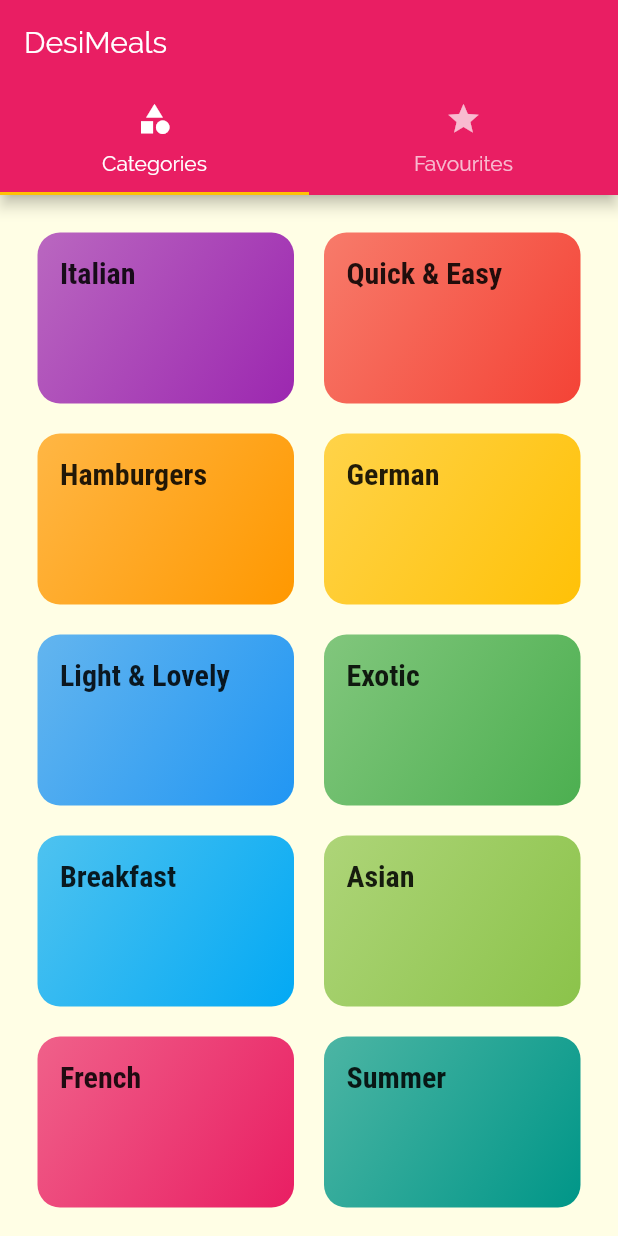
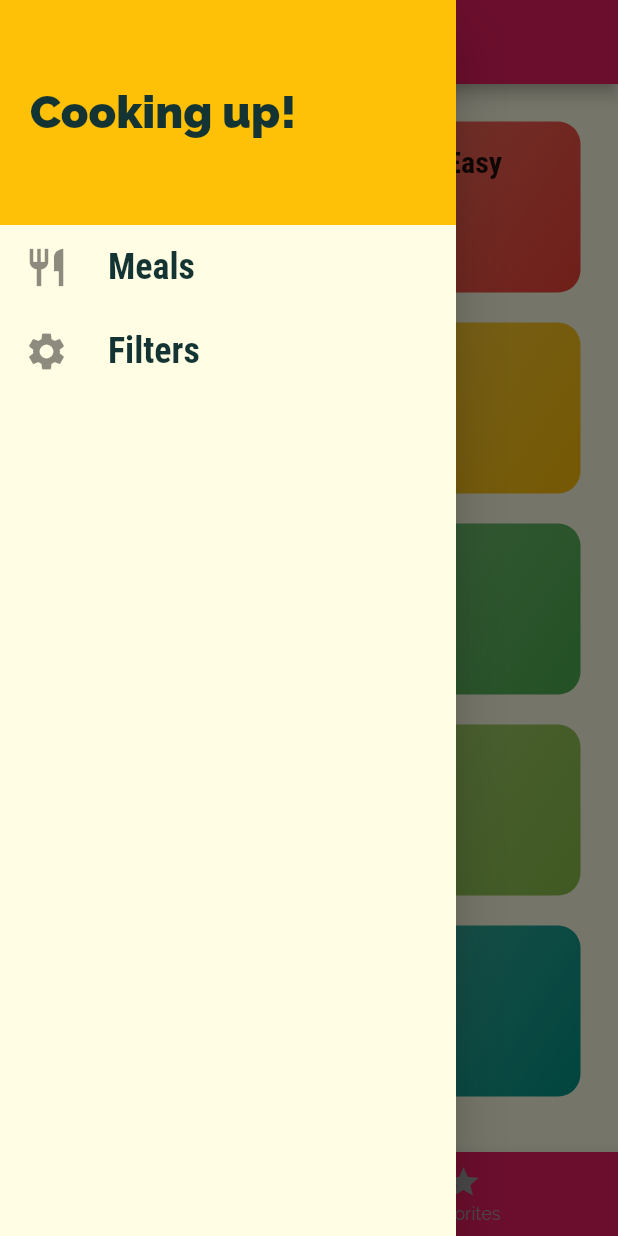
Before and after one commit to dgandhi1993/Meals-App, a Flutter app: the screen it shows after launch, with the side drawer open (before the commit the screen has no drawer), on a phone screen of 412 x 824 dp. Run offline on Flutter 3.47's test engine with Material 2 defaults, Android fonts, the phone set to English and light mode, and no system bars.

Commit message:
Favourites functionality added

```diff
--- a/lib/main.dart
+++ b/lib/main.dart
@@ -1,12 +1,69 @@
 import 'package:flutter/material.dart';
+import './screens/filters_screen.dart';
 import './screens/tabs_screen.dart';
 import './screens/meal_detail_screen.dart';
 import './screens/category_meals_screen.dart';
 import './screens/categories_screen.dart';
+import './dummy_data.dart';
+import './models/meal.dart';
 
 void main() => runApp(MyApp());
 
-class MyApp extends StatelessWidget {
+class MyApp extends StatefulWidget {
+  @override
+  _MyAppState createState() => _MyAppState();
+}
+
+class _MyAppState extends State<MyApp> {
+  Map<String, bool> _filters = {
+    'gluten': false,
+    'lactose': false,
+    'vegan': false,
+    'vegetarian': false,
+  };
+
+  List<Meal> _availableMeals = DUMMY_MEALS;
+  List<Meal> _favoriteMeal = [];
+
+  void _toggleFav(String mealId) {
+    final existingIndex = _favoriteMeal.indexWhere((meal) => meal.id == mealId);
+    if (existingIndex >= 0) {
+      //remove meal
+      setState(() {
+        _favoriteMeal.removeAt(existingIndex);
+      });
+    } else {
+      setState(() {
+        _favoriteMeal.add(DUMMY_MEALS.firstWhere((meal) => meal.id == mealId));
+      });
+    }
+  }
+
+  bool _isFavMeal(String id){
+    return _favoriteMeal.any((meal)=>meal.id==id);
+  }
+
+  void _setFilters(Map<String, bool> filterData) {
+    setState(() {
+      _filters = filterData;
+      _availableMeals = DUMMY_MEALS.where((meal) {
+        if (_filters['gluten'] && !meal.isGlutenFree) {
+          return false;
+        }
+        if (_filters['lactose'] && !meal.isLactoseFree) {
+          return false;
+        }
+        if (_filters['vegan'] && !meal.isVegan) {
+          return false;
+        }
+        if (_filters['vegetarian'] && !meal.isVegetarian) {
+          return false;
+        }
+        return true;
+      }).toList();
+    });
+  }
+
   @override
   Widget build(BuildContext context) {
     return MaterialApp(
@@ -33,12 +90,15 @@ class MyApp extends StatelessWidget {
       // home: CategoriesScreen(),
       initialRoute: '/',
       routes: {
-        '/' : (context) => TabsScreen(),
-        CategoryMealsScreen.routeName : (context)=> CategoryMealsScreen(),
-        MealDetailScreen.routeName : (context)=> MealDetailScreen(),
+        '/': (context) => TabsScreen(_favoriteMeal),
+        CategoryMealsScreen.routeName: (context) =>
+            CategoryMealsScreen(_availableMeals),
+        MealDetailScreen.routeName: (context) => MealDetailScreen(_toggleFav, _isFavMeal),
+        FiltersScreen.routeName: (context) =>
+            FiltersScreen(_filters, _setFilters),
       },
       onUnknownRoute: (settings) {
-        return MaterialPageRoute(builder: (context)=> CategoriesScreen());
+        return MaterialPageRoute(builder: (context) => CategoriesScreen());
       },
     );
   }
--- a/lib/screens/tabs_screen.dart
+++ b/lib/screens/tabs_screen.dart
@@ -1,34 +1,54 @@
 import 'package:flutter/material.dart';
+import '../widgets/main_drawer.dart';
 import '../screens/favorites_screen.dart';
 import '../screens/categories_screen.dart';
+import '../models/meal.dart';
 
 class TabsScreen extends StatefulWidget {
+  final List<Meal> favMeals;
+  TabsScreen(this.favMeals);
   @override
   _TabsScreenState createState() => _TabsScreenState();
 }
 
 class _TabsScreenState extends State<TabsScreen> {
+  List<Map<String, Object>> _pages;
+  @override
+  void initState() {
+    _pages = [
+      {'page': CategoriesScreen(), 'title': "DesiMeals"},
+      {'page': FavoritesScreen(widget.favMeals), 'title': "My Favorites"},
+    ];
+    super.initState();
+  }
+
+  int _selectedPageIndex = 0;
+  void _selectPage(int index) {
+    setState(() {
+      _selectedPageIndex = index;
+    });
+  }
+
   @override
   Widget build(BuildContext context) {
-    return DefaultTabController(
-      length: 2,
-      // initialIndex: 1, for fav screen to be default
-      child: Scaffold(
-        appBar: AppBar(
-          title: Text("DesiMeals"),
-          bottom: TabBar(
-            tabs: <Widget>[
-              Tab(icon: Icon(Icons.category), text: "Categories",),
-              Tab(icon: Icon(Icons.star), text: "Favourites",),
-            ],),
-        ),
-      body: TabBarView(
-        children: <Widget>[
-          CategoriesScreen(),
-          FavoritesScreen()
-
+    return Scaffold(
+      appBar: AppBar(
+        title: Text(_pages[_selectedPageIndex]['title']),
+      ),
+      drawer: MainDrawer(),
+      body: _pages[_selectedPageIndex]['page'],
+      bottomNavigationBar: BottomNavigationBar(
+        onTap: _selectPage,
+        selectedItemColor: Colors.white,
+        unselectedItemColor: Colors.grey,
+        currentIndex: _selectedPageIndex,
+        backgroundColor: Theme.of(context).primaryColor,
+        items: [
+          BottomNavigationBarItem(
+              title: Text("Categories"), icon: Icon(Icons.category)),
+          BottomNavigationBarItem(
+              title: Text("Favorites"), icon: Icon(Icons.star)),
         ],
-      ),
       ),
     );
   }
--- /dev/null
+++ b/lib/widgets/main_drawer.dart
@@ -0,0 +1,51 @@
+import 'package:flutter/material.dart';
+import '../screens/filters_screen.dart';
+
+class MainDrawer extends StatelessWidget {
+  Widget buildListTile(String title, IconData icon, Function tapHandler) {
+    return ListTile(
+      leading: Icon(
+        icon,
+        size: 30,
+      ),
+      title: Text(
+        title,
+        style: TextStyle(
+            fontSize: 24,
+            fontFamily: 'RobotoCondensed',
+            fontWeight: FontWeight.w700),
+      ),
+      onTap: tapHandler,
+    );
+  }
+
+  @override
+  Widget build(BuildContext context) {
+    return Drawer(
+      child: Column(
+        children: <Widget>[
+          Container(
+            padding: EdgeInsets.all(20),
+            color: Theme.of(context).accentColor,
+            height: 150,
+            alignment: Alignment.centerLeft,
+            width: double.infinity,
+            child: Text(
+              "Cooking up!",
+              style: TextStyle(
+                fontSize: 30,
+                fontWeight: FontWeight.w900,
+              ),
+            ),
+          ),
+          buildListTile('Meals', Icons.restaurant,(){
+            Navigator.of(context).pushReplacementNamed("/");
+          }),
+          buildListTile('Filters', Icons.settings, (){
+            Navigator.of(context).pushReplacementNamed(FiltersScreen.routeName);
+          }),
+        ],
+      ),
+    );
+  }
+}
```
Also changed, not shown: lib/screens/category_meals_screen.dart (+12 -3 lines), lib/screens/favorites_screen.dart (+25 -3 lines), lib/screens/filters_screen.dart (added, +100 -0 lines), lib/screens/meal_detail_screen.dart (+19 -1 lines), lib/widgets/meal_item.dart (+23 -11 lines), 1 other file.
